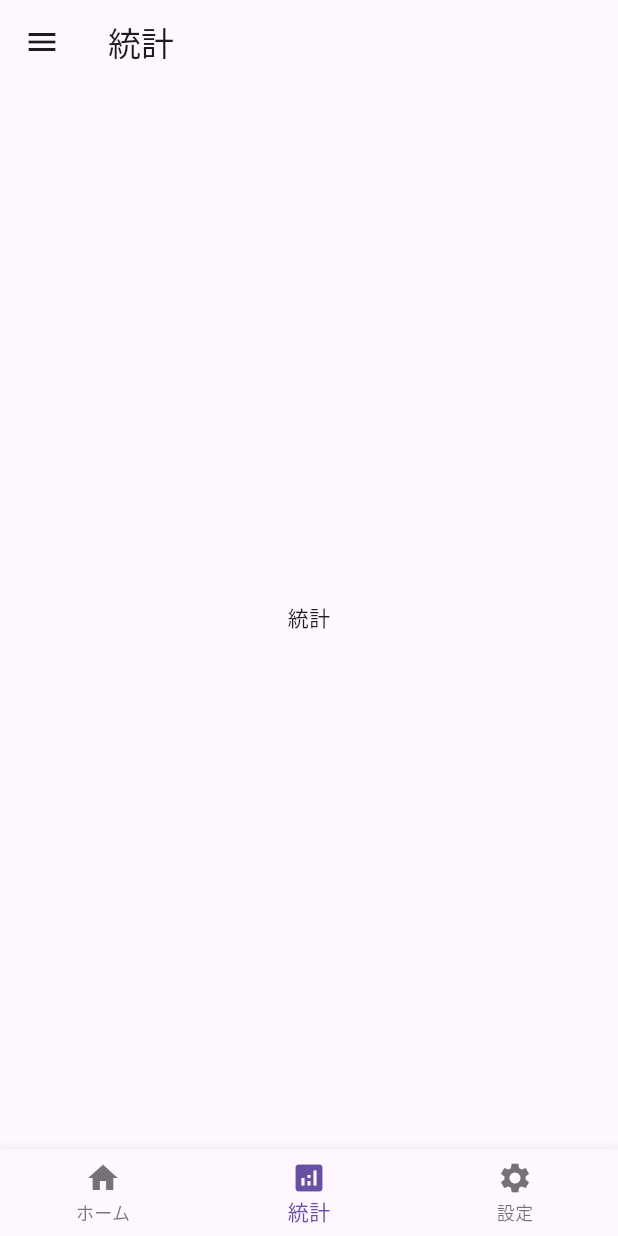
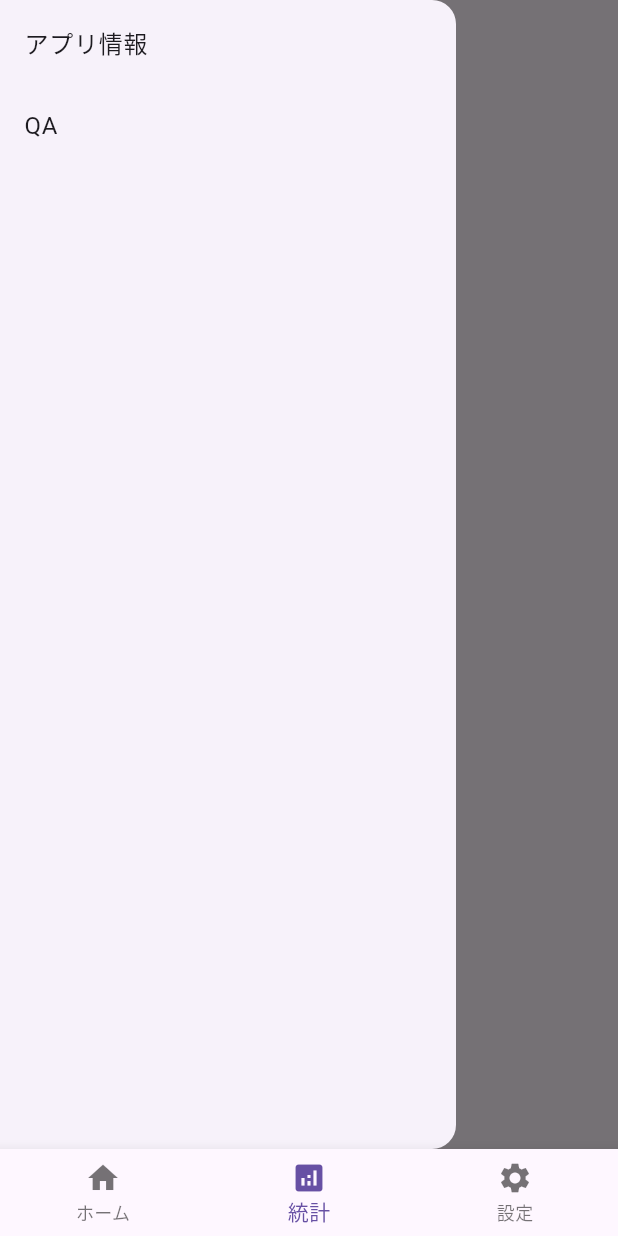
Before and after one commit to kurramkurram/flutter, a Flutter app: the screen it shows after launch, item 2 of the bottom bar chosen, after a tap on the "menu" icon, on a phone screen of 412 x 824 dp. Run offline on Flutter 3.47's test engine with Material 3 defaults, Android fonts, the phone set to English and light mode, and no system bars; our stand-ins replace hooks_riverpod.

Commit message:
[Add] Drawer

```diff
--- a/lib/main.dart
+++ b/lib/main.dart
@@ -7,13 +7,13 @@ import 'package:hooks_riverpod/hooks_riverpod.dart';
 final indexProvider = StateProvider((ref) => 0,);
 
 void main() {
-  runApp(const ProviderScope(child: MainApp(),));
+  runApp(ProviderScope(child: MainApp(),));
 }
 
 class MainApp extends HookConsumerWidget {
-  const MainApp({super.key});
+   MainApp({super.key});
 
-  static const _screen = [
+  final  _screen = [
     HomeView(),
     AnalyticsView(),
     SettingsView()
--- a/lib/ui/analytics/analytics_view.dart
+++ b/lib/ui/analytics/analytics_view.dart
@@ -1,16 +1,24 @@
 import 'package:flutter/material.dart';
+import 'package:flutter_app/ui/drawer/drawer_view.dart';
 import 'package:hooks_riverpod/hooks_riverpod.dart';
 
 class AnalyticsView extends HookConsumerWidget {
-  const AnalyticsView({super.key});
+  AnalyticsView({super.key});
+  final GlobalKey<ScaffoldState> _scaffoldKey = GlobalKey<ScaffoldState>();
 
   @override
   Widget build(BuildContext context, WidgetRef ref) {
+
     return Scaffold(
+       key: _scaffoldKey,
        appBar: AppBar(
-        leading: IconButton(icon: const Icon(Icons.menu), onPressed: () {},),
+        leading: IconButton(icon: const Icon(Icons.menu), onPressed: () {
+          _scaffoldKey.currentState?.openDrawer();
+        },),
         title: const Text('統計'),
+
       ),
+      drawer: const DrawerView(),
       body: const Center(
         child: Text('統計')
       ),
--- /dev/null
+++ b/lib/ui/drawer/drawer_view.dart
@@ -0,0 +1,23 @@
+
+import 'package:flutter/material.dart';
+import 'package:hooks_riverpod/hooks_riverpod.dart';
+
+class DrawerView extends HookConsumerWidget {
+  const DrawerView({super.key});
+
+  @override
+  Widget build(BuildContext context, WidgetRef ref) {
+    return Drawer(
+      child: ListView(
+        children: const [
+          ListTile(
+            title: Text('アプリ情報'),
+          ),
+          ListTile(
+            title: Text('QA'),
+          ),
+        ],
+      ),
+    );
+  }
+}
--- a/lib/ui/home/home_view.dart
+++ b/lib/ui/home/home_view.dart
@@ -1,11 +1,14 @@
 
 import 'package:flutter/material.dart';
+import 'package:flutter_app/ui/drawer/drawer_view.dart';
 import 'package:hooks_riverpod/hooks_riverpod.dart';
 
 final counterProvider = StateProvider((ref) => 0,);
 
 class HomeView extends HookConsumerWidget {
-  const HomeView({super.key});
+   HomeView({super.key});
+
+  final GlobalKey<ScaffoldState> _scaffoldKey = GlobalKey<ScaffoldState>();
 
   @override
   Widget build(BuildContext context, WidgetRef ref) {
@@ -14,10 +17,14 @@ class HomeView extends HookConsumerWidget {
     final count = ref.watch(counterProvider);
 
     return Scaffold(
+        key: _scaffoldKey,
       appBar: AppBar(
-        leading: IconButton(icon: const Icon(Icons.menu), onPressed: () {},),
+        leading: IconButton(icon: const Icon(Icons.menu), onPressed: () {
+          _scaffoldKey.currentState?.openDrawer();
+        },),
         title: const Text('ホーム'),
       ),
+      drawer: const DrawerView(),
       body: Center(
         child: Column(
           mainAxisSize: MainAxisSize.min,
```
Also changed, not shown: lib/ui/settings/settings_view.dart (+9 -2 lines).
